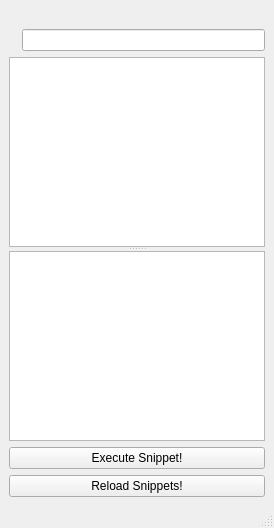
Before: the Qt Designer form src/maya/ui/Loader.ui in KelSolaar/Snippets, drawn with Qt 5.
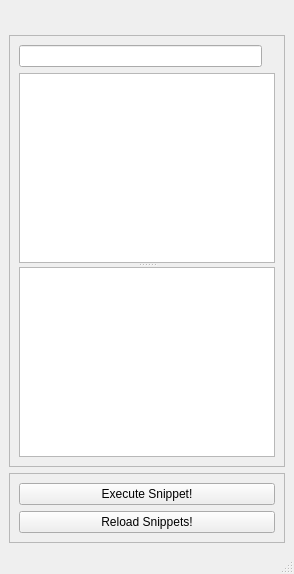
After: the same form once the commit is applied.

```diff
--- a/src/maya/ui/Loader.ui
+++ b/src/maya/ui/Loader.ui
@@ -8,23 +8,52 @@
   <widget class="QWidget" name="Loader_centralwidget">
    <layout class="QGridLayout" name="gridLayout">
     <item row="0" column="0" colspan="2">
+     <layout class="QHBoxLayout" name="Snippets_Loader_Logo_horizontalLayout">
+      <item>
+       <spacer name="left_horizontalSpacer">
+        <property name="orientation">
+         <enum>Qt::Horizontal</enum>
+        </property>
+        <property name="sizeHint" stdset="0">
+         <size>
+          <width>0</width>
+          <height>20</height>
+         </size>
+        </property>
+       </spacer>
+      </item>
+      <item>
      <widget class="QLabel" name="Snippets_Loader_Logo_label">
       <property name="text">
        <string/>
       </property>
      </widget>
     </item>
-    <item row="1" column="0">
-     <widget class="QLabel" name="Search_Icon_label">
-      <property name="text">
-       <string/>
-      </property>
-     </widget>
-    </item>
-    <item row="1" column="1">
-     <widget class="QLineEdit" name="Search_lineEdit"/>
+      <item>
+       <spacer name="right_horizontalSpacer">
+        <property name="orientation">
+         <enum>Qt::Horizontal</enum>
+        </property>
+        <property name="sizeHint" stdset="0">
+         <size>
+          <width>0</width>
+          <height>20</height>
+         </size>
+        </property>
+       </spacer>
+      </item>
+     </layout>
     </item>
     <item row="2" column="0" colspan="2">
+     <widget class="QFrame" name="Methods_frame">
+      <property name="frameShape">
+       <enum>QFrame::StyledPanel</enum>
+      </property>
+      <property name="frameShadow">
+       <enum>QFrame::Raised</enum>
+      </property>
+      <layout class="QGridLayout" name="Methods_frame_gridLayout">
+       <item row="1" column="0">
      <widget class="QSplitter" name="Loader_splitter">
       <property name="orientation">
        <enum>Qt::Vertical</enum>
@@ -33,18 +62,47 @@
       <widget class="QTextBrowser" name="Informations_textBrowser"/>
      </widget>
     </item>
+       <item row="0" column="0">
+        <layout class="QHBoxLayout" name="Search_horizontalLayout">
+         <item>
+          <widget class="QLineEdit" name="Search_lineEdit"/>
+         </item>
+         <item>
+          <widget class="QLabel" name="Search_Icon_label">
+           <property name="text">
+            <string/>
+           </property>
+          </widget>
+         </item>
+        </layout>
+       </item>
+      </layout>
+     </widget>
+    </item>
     <item row="3" column="0" colspan="2">
+     <widget class="QFrame" name="Buttons_frame">
+      <property name="frameShape">
+       <enum>QFrame::StyledPanel</enum>
+      </property>
+      <property name="frameShadow">
+       <enum>QFrame::Raised</enum>
+      </property>
+      <layout class="QGridLayout" name="Buttons_frame_gridLayout">
+       <item row="0" column="0">
      <widget class="QPushButton" name="Execute_Snippet_pushButton">
       <property name="text">
        <string>Execute Snippet!</string>
       </property>
      </widget>
     </item>
-    <item row="4" column="0" colspan="2">
+       <item row="1" column="0">
      <widget class="QPushButton" name="Reload_Snippets_pushButton">
       <property name="text">
        <string>Reload Snippets!</string>
       </property>
+        </widget>
+       </item>
+      </layout>
      </widget>
     </item>
    </layout>
```
Left out of the diff: 2 changed lines with no effect on the pictures. Lines whose indentation alone changed are shown as unchanged.
